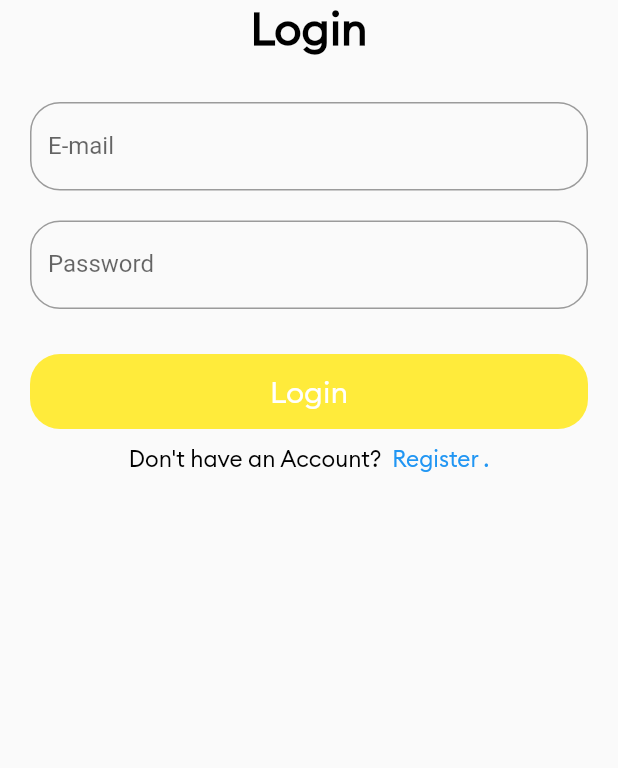
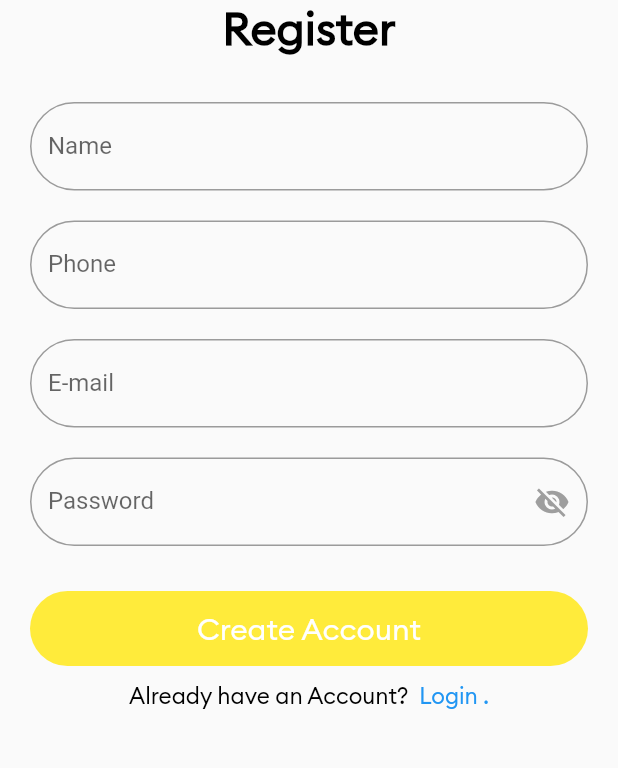
Before and after one commit to mahmudalsohan/cholo, a Flutter app: the screen it shows after launch, on a phone screen of 412 x 824 dp, the part 300-1068 px from its top. Run offline on Flutter 3.47's test engine with Material 2 defaults, Android fonts, the phone set to English and light mode, and no system bars; our stand-ins replace cloud_firestore, firebase_auth, firebase_core, get; accounts and stored records are empty.

Commit message:
Auth UI Redefined

```diff
--- a/lib/constants/firebase.dart
+++ b/lib/constants/firebase.dart
@@ -1,5 +1,9 @@
+import 'package:cloud_firestore/cloud_firestore.dart';
 import 'package:firebase_auth/firebase_auth.dart';
 import 'package:firebase_core/firebase_core.dart';
 
-final Future<FirebaseApp> firebaseInitialization = Firebase.initializeApp();
+final Future<FirebaseApp> initializeFirebase = Firebase.initializeApp();
 FirebaseAuth auth = FirebaseAuth.instance;
+FirebaseFirestore firestore = FirebaseFirestore.instance;
+
+CollectionReference users = firestore.collection('users');
--- a/lib/constants/text_style.dart
+++ b/lib/constants/text_style.dart
@@ -1,25 +1,25 @@
 import 'package:flutter/material.dart';
 
-const TextStyle titleTextStyle = TextStyle(
+const TextStyle kTitleTextStyle = TextStyle(
   fontFamily: "Bolt",
   color: Colors.black,
   fontSize: 30,
   fontWeight: FontWeight.bold,
 );
 
-const TextStyle buttonTextStyle = TextStyle(
+const TextStyle kButtonTextStyle = TextStyle(
   fontFamily: "Bolt",
   color: Colors.white,
   fontSize: 20,
 );
 
-const TextStyle plainTextStyle = TextStyle(
+const TextStyle kPlainTextStyle = TextStyle(
   fontFamily: "Bolt",
   color: Colors.black,
   fontSize: 15,
 );
 
-const TextStyle linkTextStyle = TextStyle(
+const TextStyle kLinkTextStyle = TextStyle(
   fontFamily: "Bolt",
   color: Colors.blue,
   fontSize: 15,
--- a/lib/main.dart
+++ b/lib/main.dart
@@ -6,7 +6,7 @@ import 'package:get/get.dart';
 
 void main() async {
   WidgetsFlutterBinding.ensureInitialized();
-  await firebaseInitialization.then((value) {
+  await initializeFirebase.then((value) {
     Get.put(AppController());
     Get.put(AuthController());
   });
--- /dev/null
+++ b/lib/models/user_model.dart
@@ -0,0 +1,11 @@
+class UserModel {
+  String userName;
+  String email;
+  String phone;
+
+  UserModel({
+    required this.userName,
+    required this.email,
+    required this.phone,
+  });
+}
--- a/lib/screens/authentication/auth_screen.dart
+++ b/lib/screens/authentication/auth_screen.dart
@@ -1,6 +1,7 @@
+import 'package:cholo/constants/controller.dart';
 import 'package:cholo/constants/text_style.dart';
-import 'package:cholo/screens/authentication/widgets/reusable_button.dart';
-import 'package:cholo/screens/authentication/widgets/reusable_textfield.dart';
+import 'package:cholo/screens/authentication/widgets/auth_button.dart';
+import 'package:cholo/screens/authentication/widgets/auth_text_field.dart';
 import 'package:flutter/gestures.dart';
 import 'package:flutter/material.dart';
 import 'package:get/get.dart';
@@ -8,7 +9,13 @@ import 'package:get/get.dart';
 class AuthScreen extends StatelessWidget {
   AuthScreen({Key? key}) : super(key: key);
 
-  final RxBool isRegisterPage = false.obs;
+  final RxBool _isRegisterPage = true.obs;
+  final RxBool _isObsText = true.obs;
+  /*final Rx<void> _errText = ;*/
+  final TextEditingController _nameController = TextEditingController();
+  final TextEditingController _phoneController = TextEditingController();
+  final TextEditingController _emailController = TextEditingController();
+  final TextEditingController _passwordController = TextEditingController();
 
   @override
   Widget build(BuildContext context) {
@@ -29,68 +36,142 @@ class AuthScreen extends StatelessWidget {
             //
             //Title
             Text(
-              isRegisterPage.value ? "Register" : "Login",
-              style: titleTextStyle,
+              _isRegisterPage.value ? "Register" : "Login",
+              style: kTitleTextStyle,
             ),
             //
             const SizedBox(height: 20),
             //
-            //Name
+            //Username
             Visibility(
-              visible: isRegisterPage.value,
-              child: const ReusableTextField(
+              visible: _isRegisterPage.value,
+              child: AuthTextField(
                 label: "Name",
+                controller: _nameController,
+                keyboardType: TextInputType.name,
+              ),
+            ),
+            //
+            //Phone
+            Visibility(
+              visible: _isRegisterPage.value,
+              child: AuthTextField(
+                label: "Phone",
+                controller: _phoneController,
+                keyboardType: TextInputType.phone,
               ),
             ),
             //
             //Email
-            const Visibility(
-              visible: true,
-              child: ReusableTextField(
-                label: "E-mail",
-              ),
+            AuthTextField(
+              label: "E-mail",
+              controller: _emailController,
+              keyboardType: TextInputType.emailAddress,
+              /*errText: _errText,*/
             ),
             //
             //Password
-            const Visibility(
-              visible: true,
-              child: ReusableTextField(
-                label: "Password",
-              ),
+            AuthTextField(
+              label: "Password",
+              controller: _passwordController,
+              obsText: _isObsText.value,
+              suffixIcon: _passwordIcon(),
             ),
             //
             const SizedBox(height: 20),
             //
             //Button
-            isRegisterPage.value
-                ? ReusableButton(onTap: () {}, text: "Register")
-                : ReusableButton(onTap: () {}, text: "Login"),
+            _isRegisterPage.value
+                ? AuthButton(
+                    onTap: () {
+                      _validateEmail(_emailController.text)
+                          ? authController.emailRegistration(
+                              email: _emailController.text,
+                              password: _passwordController.text,
+                              name: _nameController.text,
+                              phone: _phoneController.text,
+                            )
+                          : _showErrorText();
+                      //_clearTextFields();
+                    },
+                    text: "Create Account",
+                  )
+                : AuthButton(
+                    onTap: () {
+                      authController.emailSignIn(
+                        _emailController.text,
+                        _passwordController.text,
+                      );
+                      //_clearTextFields();
+                    },
+                    text: "Login",
+                  ),
             //
             const SizedBox(height: 10),
             //
             //Linked Text
             RichText(
               text: TextSpan(
-                text: isRegisterPage.value
+                text: _isRegisterPage.value
                     ? "Already have an Account? "
                     : "Don't have an Account? ",
-                style: plainTextStyle,
+                style: kPlainTextStyle,
                 children: <TextSpan>[
                   TextSpan(
-                    text: isRegisterPage.value ? " Login ." : " Register .",
-                    style: linkTextStyle,
+                    text: _isRegisterPage.value ? " Login ." : " Register .",
+                    style: kLinkTextStyle,
                     recognizer: TapGestureRecognizer()..onTap = _handleTap,
                   ),
                 ],
               ),
             ),
+            //
+            const SizedBox(height: 20),
           ],
         ),
       ),
     ));
   }
 
+  _showErrorText() {
+    /*_errText = "Input Valid Email";*/
+  }
+
+  bool _validateEmail(String email) {
+    return GetUtils.isEmail(email);
+  }
+
+  Widget _passwordIcon() {
+    return _isObsText.value
+        ? InkWell(
+            onTap: () {
+              _isObsText.value = !_isObsText.value;
+            },
+            child: const Icon(
+              Icons.visibility_off,
+              color: Colors.grey,
+            ),
+          )
+        : InkWell(
+            onTap: () {
+              _isObsText.value = !_isObsText.value;
+            },
+            child: const Icon(
+              Icons.visibility,
+              color: Colors.blue,
+            ),
+          );
+  }
+
   _handleTap() {
-    isRegisterPage.value = !isRegisterPage.value;
+    _isRegisterPage.value = !_isRegisterPage.value;
+    _clearTextFields();
+  }
+
+  _clearTextFields() {
+    _nameController.clear();
+    _phoneController.clear();
+    _emailController.clear();
+    _passwordController.clear();
   }
 }
--- a/lib/screens/authentication/widgets/reusable_button.dart
+++ b/lib/screens/authentication/widgets/auth_button.dart
@@ -3,10 +3,10 @@ import 'package:flutter/material.dart';
 import 'package:get/get_core/src/get_main.dart';
 import 'package:get/get_navigation/src/extension_navigation.dart';
 
-class ReusableButton extends StatelessWidget {
+class AuthButton extends StatelessWidget {
   final Function onTap;
   final String text;
-  const ReusableButton({Key? key, required this.onTap, required this.text})
+  const AuthButton({Key? key, required this.onTap, required this.text})
       : super(key: key);
 
   @override
@@ -20,12 +20,12 @@ class ReusableButton extends StatelessWidget {
         height: 50,
         decoration: const BoxDecoration(
           color: Colors.yellow,
-          borderRadius: BorderRadius.all(Radius.circular(20.0)),
+          borderRadius: BorderRadius.all(Radius.circular(30.0)),
         ),
         child: Center(
           child: Text(
             text,
-            style: buttonTextStyle,
+            style: kButtonTextStyle,
           ),
         ),
       ),
--- /dev/null
+++ b/lib/screens/authentication/widgets/auth_text_field.dart
@@ -0,0 +1,42 @@
+import 'package:flutter/material.dart';
+
+class AuthTextField extends StatelessWidget {
+  final String label;
+  final TextInputType? keyboardType;
+  final String? errText;
+  final TextEditingController controller;
+  final bool obsText;
+  final Widget? suffixIcon;
+  //
+  const AuthTextField({
+    Key? key,
+    required this.label,
+    required this.controller,
+    this.errText,
+    this.keyboardType,
+    this.suffixIcon,
+    this.obsText = false,
+  }) : super(key: key);
+
+  @override
+  Widget build(BuildContext context) {
+    return Padding(
+      padding: const EdgeInsets.symmetric(horizontal: 20.0, vertical: 10.0),
+      child: TextField(
+        keyboardType: keyboardType,
+        controller: controller,
+        obscureText: obsText,
+        decoration: InputDecoration(
+          suffixIcon: suffixIcon,
+          errorText: errText,
+          labelText: label,
+          border: const OutlineInputBorder(
+            borderRadius: BorderRadius.all(
+              Radius.circular(30.0),
+            ),
+          ),
+        ),
+      ),
+    );
+  }
+}
--- a/lib/screens/authentication/widgets/reusable_textfield.dart
+++ /dev/null
@@ -1,26 +0,0 @@
-import 'package:flutter/material.dart';
-
-class ReusableTextField extends StatelessWidget {
-  final String? label;
-  const ReusableTextField({
-    Key? key,
-    this.label,
-  }) : super(key: key);
-
-  @override
-  Widget build(BuildContext context) {
-    return Padding(
-      padding: const EdgeInsets.symmetric(horizontal: 20.0, vertical: 10.0),
-      child: TextField(
-        decoration: InputDecoration(
-          labelText: label,
-          border: const OutlineInputBorder(
-            borderRadius: BorderRadius.all(
-              Radius.circular(20.0),
-            ),
-          ),
-        ),
-      ),
-    );
-  }
-}
--- a/pubspec.yaml
+++ b/pubspec.yaml
@@ -36,7 +36,7 @@ dependencies:
   cupertino_icons: ^1.0.2
   firebase_core: ^1.7.0
   firebase_auth: ^3.1.3
-  firebase_database: ^8.0.0
+  cloud_firestore: ^2.5.3
   get: ^4.3.8
 
 dev_dependencies:
```
Also changed, not shown: lib/controllers/auth_controller.dart (+73 -2 lines), lib/screens/home/home.dart (+17 -1 lines), pubspec.lock.
